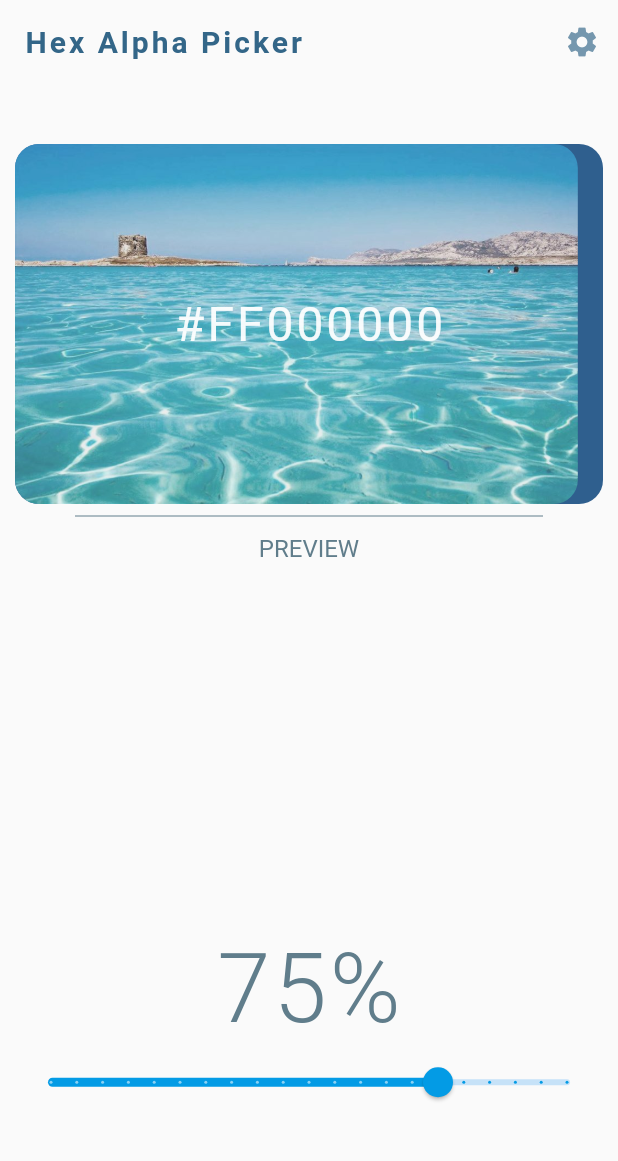
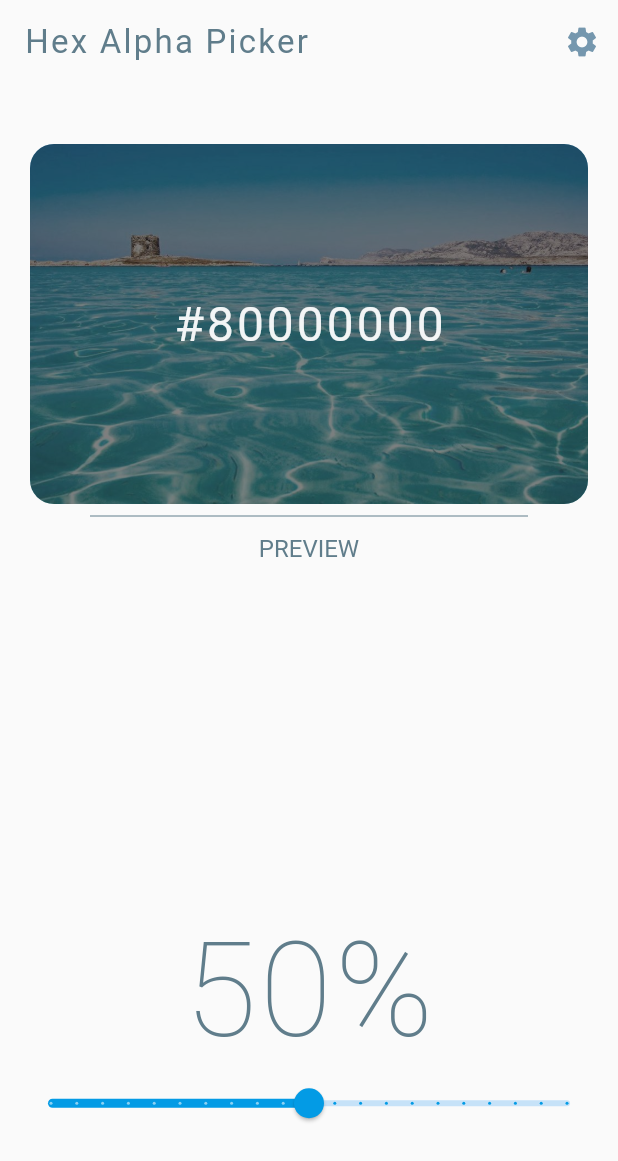
Before and after one commit to gshockv/HexAlphaPicker, a Flutter app: the screen it shows after launch, on a phone screen of 412 x 824 dp. Shown: the top 1161 px of the screen. Run offline on Flutter 3.47's test engine with Material 2 defaults, Android fonts, the light colour scheme and no system bars.

Commit message:
Apply selected alpha to preview

```diff
--- /dev/null
+++ b/lib/hex_colors.dart
@@ -0,0 +1,24 @@
+
+var hexAlpha = const {
+  100 : "FF",
+  95 : "F2",
+  90 : "E6",
+  85 : "D9",
+  80 : "CC",
+  75 : "BF",
+  70 : "B3",
+  65 : "A6",
+  60 : "99",
+  55 : "8C",
+  50 : "80",
+  45 : "73",
+  40 : "66",
+  35 : "59",
+  30 : "4D",
+  25 : "40",
+  20 : "33",
+  15 : "26",
+  10 : "1A",
+  5 : "0D",
+  0 : "00"
+};
--- a/lib/main.dart
+++ b/lib/main.dart
@@ -1,4 +1,5 @@
 import 'package:flutter/material.dart';
+import 'hex_colors.dart';
 
 void main() => runApp(HexAlphaApp());
 
@@ -18,12 +19,28 @@ class AppHomePage extends StatefulWidget {
 }
 
 class _AppHomePageState extends State<AppHomePage> {
-  double _value = 0.75;
+  static const _defaultBlackHexColor = "000000";
+
+  double _alphaValue = 0.5;
+  int _alphaPercentage = 50;
+  String _hexWithAlphaColor = "#";
+  Color _overlayColor = Colors.transparent;
+
+  _AppHomePageState() {
+    _calculateOverlayColor();
+  }
 
   void _setValue(double value) {
     setState(() {
-      _value = value;
+      _alphaValue = value;
+      _calculateOverlayColor();
     });
+  }
+
+  void _calculateOverlayColor() {
+    _alphaPercentage = (_alphaValue * 100).round();
+    _hexWithAlphaColor = "#" + hexAlpha[_alphaPercentage] + _defaultBlackHexColor;
+    _overlayColor = Color(_hexToColor(_hexWithAlphaColor));
   }
 
   @override
@@ -46,9 +63,10 @@ class _AppHomePageState extends State<AppHomePage> {
         title: Text(
           "Hex Alpha Picker",
           style: TextStyle(
-            fontWeight: FontWeight.bold,
-            color: Color(0xff336688),
-            letterSpacing: 2,
+            fontWeight: FontWeight.w400,
+            fontSize: 22,
+            color: Colors.blueGrey,
+            letterSpacing: 1.5,
           ),
         ),
         actions: <Widget>[
@@ -71,20 +89,20 @@ class _AppHomePageState extends State<AppHomePage> {
             mainAxisAlignment: MainAxisAlignment.center,
             children: <Widget>[
               Text(
-                "${(_value * 100).round()}%",
+                "${_alphaPercentage}%",
                 style: TextStyle(
                   color: Colors.blueGrey,
-                  fontSize: 64,
-                  fontWeight: FontWeight.w300,
+                  fontSize: 88,
+                  fontWeight: FontWeight.w200,
                   letterSpacing: 2,
                 ),
               ),
               Slider(
-                value: _value,
+                value: _alphaValue,
                 onChanged: _setValue,
                 activeColor: Color(0xFF039BE5),
                 divisions: 20,
-                label: "${(_value * 100).round()}%",
+                //label: "${(_alphaValue * 100).round()}%",
               ),
             ],
           ),
@@ -93,14 +111,13 @@ class _AppHomePageState extends State<AppHomePage> {
 
   _buildPreview() => Expanded(
         child: Padding(
-          padding: const EdgeInsets.only(top: 40, left: 10, right: 10),
+          padding: const EdgeInsets.only(top: 40, left: 20, right: 20),
           child: Column(
             children: <Widget>[
               // preview widget
               Container(
                 height: 240,
                 decoration: BoxDecoration(
-                  color: Color(0xff336699),
                   borderRadius: BorderRadius.all(Radius.circular(16)),
                 ),
                 child: Stack(
@@ -112,14 +129,15 @@ class _AppHomePageState extends State<AppHomePage> {
                           fit: BoxFit.cover,
                           height: 240,
                         )),
+                    // transparent color overlay
                     Container(
                       decoration: BoxDecoration(
-                        color: Color(0x12000000),
+                        color: _overlayColor,
                         borderRadius: BorderRadius.all(Radius.circular(16)),
                       ),
                       child: Center(
                         child: Text(
-                          "#FF000000",
+                          "${_hexWithAlphaColor}",
                           style: TextStyle(
                             color: Color(0xeeffffff),
                             fontSize: 32,
@@ -150,4 +168,11 @@ class _AppHomePageState extends State<AppHomePage> {
           ),
         ),
       );
+
+  int _hexToColor(String code) {
+    code = code.replaceFirst('#', '');
+    code = code.length == 6 ? 'ff' + code : code;
+    int val = int.parse(code, radix: 16);
+    return val;
+  }
 }
```
Also changed, not shown: 2 other files.
